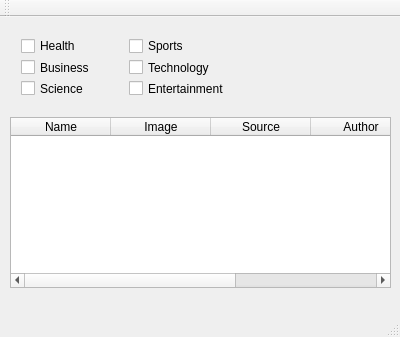
Before: the Qt Designer form NewsCS441/mainwindow.ui in bitamins/cs411-T4, drawn with Qt 5.
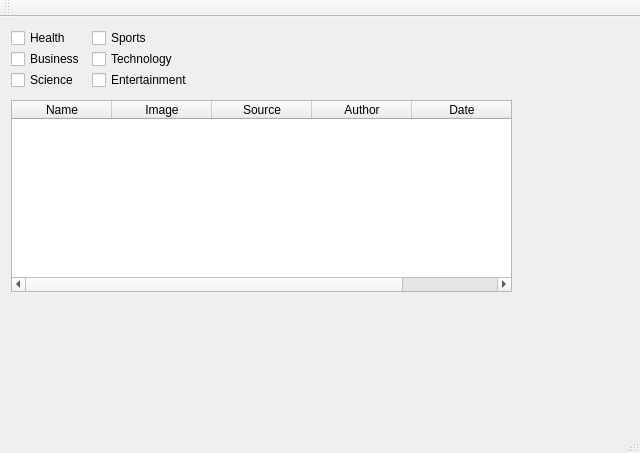
After: the same form once the commit is applied.

Patch:
```diff
--- a/NewsCS441/mainwindow.ui
+++ b/NewsCS441/mainwindow.ui
@@ -6,8 +6,8 @@
    <rect>
     <x>0</x>
     <y>0</y>
-    <width>400</width>
-    <height>337</height>
+    <width>640</width>
+    <height>453</height>
    </rect>
   </property>
   <property name="windowTitle">
@@ -17,10 +17,10 @@
    <widget class="QTableWidget" name="NewsTable">
     <property name="geometry">
      <rect>
-      <x>10</x>
-      <y>100</y>
-      <width>381</width>
-      <height>171</height>
+      <x>11</x>
+      <y>83</y>
+      <width>501</width>
+      <height>192</height>
      </rect>
     </property>
     <property name="columnCount">
@@ -52,60 +52,84 @@
      </property>
     </column>
    </widget>
-   <widget class="QWidget" name="gridLayoutWidget">
+   <widget class="QCheckBox" name="Sports">
     <property name="geometry">
      <rect>
-      <x>10</x>
-      <y>10</y>
-      <width>231</width>
-      <height>80</height>
+      <x>92</x>
+      <y>11</y>
+      <width>65</width>
+      <height>20</height>
      </rect>
     </property>
-    <layout class="QGridLayout" name="News_Selections">
-     <item row="1" column="0">
+    <property name="text">
+     <string>Sports</string>
+    </property>
+   </widget>
+   <widget class="QCheckBox" name="Technology">
+    <property name="geometry">
+     <rect>
+      <x>92</x>
+      <y>32</y>
+      <width>97</width>
+      <height>20</height>
+     </rect>
+    </property>
+    <property name="text">
+     <string>Technology</string>
+    </property>
+   </widget>
+   <widget class="QCheckBox" name="Health">
+    <property name="geometry">
+     <rect>
+      <x>11</x>
+      <y>11</y>
+      <width>65</width>
+      <height>20</height>
+     </rect>
+    </property>
+    <property name="text">
+     <string>Health</string>
+    </property>
+   </widget>
       <widget class="QCheckBox" name="Business">
+    <property name="geometry">
+     <rect>
+      <x>11</x>
+      <y>32</y>
+      <width>80</width>
+      <height>20</height>
+     </rect>
+    </property>
        <property name="text">
         <string>Business</string>
        </property>
       </widget>
-     </item>
-     <item row="2" column="1">
       <widget class="QCheckBox" name="Entertainment">
+    <property name="geometry">
+     <rect>
+      <x>92</x>
+      <y>53</y>
+      <width>111</width>
+      <height>20</height>
+     </rect>
+    </property>
        <property name="text">
         <string>Entertainment</string>
        </property>
       </widget>
-     </item>
-     <item row="0" column="0">
-      <widget class="QCheckBox" name="Health">
-       <property name="text">
-        <string>Health</string>
-       </property>
-      </widget>
-     </item>
-     <item row="2" column="0">
       <widget class="QCheckBox" name="Science">
+    <property name="geometry">
+     <rect>
+      <x>11</x>
+      <y>53</y>
+      <width>73</width>
+      <height>20</height>
+     </rect>
+    </property>
        <property name="text">
         <string>Science</string>
        </property>
       </widget>
-     </item>
-     <item row="0" column="1">
-      <widget class="QCheckBox" name="Sports">
-       <property name="text">
-        <string>Sports</string>
-       </property>
-      </widget>
-     </item>
-     <item row="1" column="1">
-      <widget class="QCheckBox" name="Technology">
-       <property name="text">
-        <string>Technology</string>
-       </property>
-      </widget>
-     </item>
-    </layout>
-   </widget>
   </widget>
   <widget class="QMenuBar" name="menuBar">
    <property name="geometry">
```
Left out of the diff: 4 changed lines with no effect on the pictures. Lines whose indentation alone changed are shown as unchanged.
